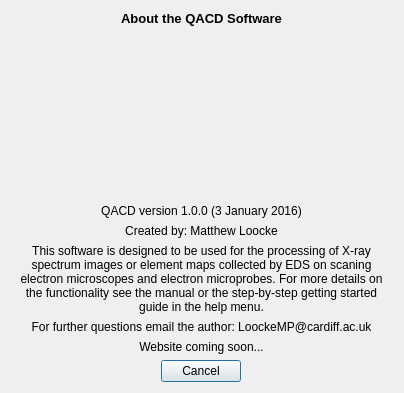
Above: About_Dialog.ui from ianthomas23/QACD-quack before the change. Below: the same form after it.
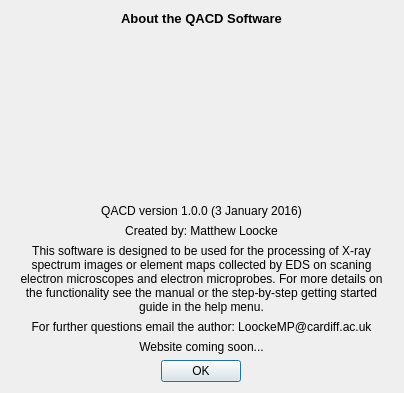
That is the form after the change. Icons and pictures are not drawn.

Commit message: Separate UI for about dialog

```diff
--- a/About_Dialog.ui
+++ b/About_Dialog.ui
@@ -17,7 +17,7 @@
    <iconset resource="ProjectManager.qrc">
     <normaloff>:/main_icon/16x16.png</normaloff>:/main_icon/16x16.png</iconset>
   </property>
-  <widget class="QWidget" name="">
+  <widget class="QWidget" name="layoutWidget">
    <property name="geometry">
     <rect>
      <x>11</x>
@@ -36,7 +36,7 @@
        </sizepolicy>
       </property>
       <property name="text">
-       <string>Cancel</string>
+       <string>OK</string>
       </property>
       <property name="default">
        <bool>false</bool>
```
Left out of the diff: 2 changed lines with no effect on the pictures. The commit also changes 5 other files.
